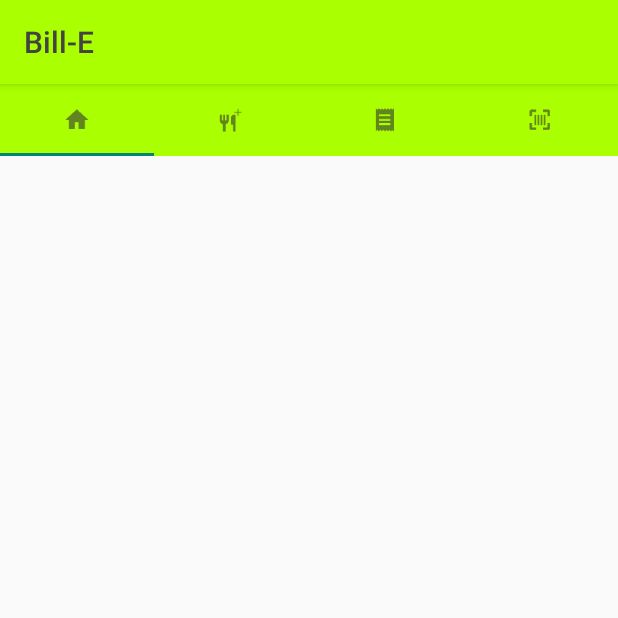
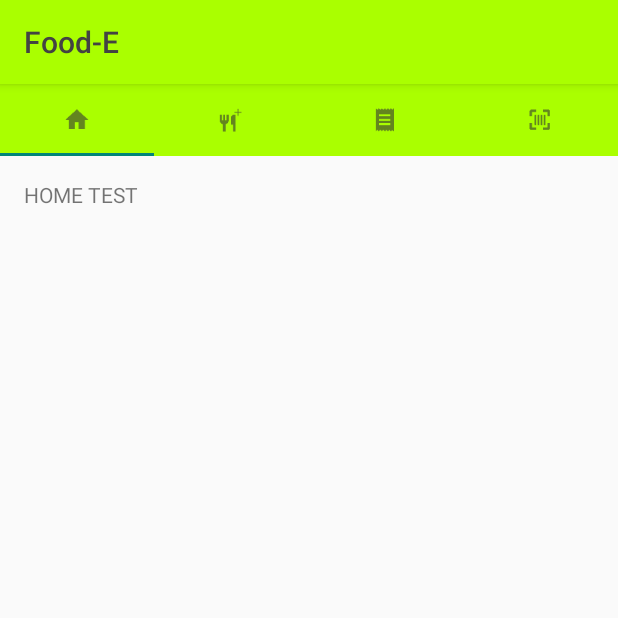
Before and after one commit to yaluen/Bill-E, an Android app: the screen it shows after launch (MainActivity), on a phone screen of 412 x 824 dp, the top half of it. Run offline under Robolectric (Android 15) with nearby library versions, the phone set to English and light mode, and no system bars.

Commit message:
changed project name, and added basics on fragments

```diff
--- a/app/src/main/AndroidManifest.xml
+++ b/app/src/main/AndroidManifest.xml
@@ -1,6 +1,6 @@
 <?xml version="1.0" encoding="utf-8"?>
 <manifest xmlns:android="http://schemas.android.com/apk/res/android"
-    package="com.bille.group3.bill_e" >
+    package="com.bille.group3.food_e" >
 
     <application
         android:allowBackup="true"
@@ -8,7 +8,7 @@
         android:label="@string/app_name"
         android:theme="@style/Theme.AppCompat.Light.DarkActionBar" >
         <activity
-            android:name=".MainActivity"
+            android:name="com.bille.group3.food_e.MainActivity"
             android:label="@string/app_name">
             <intent-filter>
                 <action android:name="android.intent.action.MAIN" />
--- a/app/src/main/java/com/bille/group3/bill_e/MainActivity.java
+++ /dev/null
@@ -1,199 +0,0 @@
-package com.bille.group3.bill_e;
-
-import android.graphics.Color;
-import android.graphics.drawable.ColorDrawable;
-import android.support.design.widget.TabLayout;
-import android.os.Bundle;
-import android.support.v4.view.PagerAdapter;
-import android.support.v4.view.ViewPager;
-import android.support.v7.app.ActionBar;
-import android.support.v7.app.AppCompatActivity;
-import android.support.v7.widget.Toolbar;
-import android.text.Html;
-import android.view.MenuItem;
-import android.view.View;
-import android.view.ViewGroup;
-import android.widget.AbsListView;
-import android.widget.ListView;
-import android.widget.TextView;
-
-
-public class MainActivity extends AppCompatActivity {
-
-    /**
-     * The {@link ViewPager} that will host the section contents.
-     */
-    private Toolbar toolbar;
-    private TabLayout mTabs;
-    private ViewPager mViewPager;
-    private int pagerIndex;
-
-    @Override
-    protected void onCreate(Bundle savedInstanceState) {
-        super.onCreate(savedInstanceState);
-        setContentView(R.layout.activity_main);
-
-
-        initActionBar();
-
-
-//        mViewPager = (ViewPager) findViewById(R.id.pager);
-        //setupViewPager(mViewPager);
-        setupTabLayout();
-
-    }
-
-    private void initActionBar(){
-        final ActionBar actionBar = getSupportActionBar();
-        actionBar.setBackgroundDrawable(new ColorDrawable(Color.parseColor("#AAFF00")));
-        actionBar.setStackedBackgroundDrawable(new ColorDrawable(Color.parseColor("#AAFF00")));
-        actionBar.setTitle(Html.fromHtml("<font color='#434343'> Bill-E </font>"));
-
-//        toolbar = (Toolbar) findViewById(R.id.toolbar);
-//        // Set an OnMenuItemClickListener to handle menu item clicks
-//        toolbar.setOnMenuItemClickListener(new Toolbar.OnMenuItemClickListener() {
-//            @Override
-//            public boolean onMenuItemClick(MenuItem item) {
-//                // Handle the menu item
-//                return true;
-//            }
-//        });
-//        // Inflate a menu to be displayed in the toolbar
-//        toolbar.inflateMenu(R.menu.menu_main);
-//        setSupportActionBar(toolbar);
-//
-//        getSupportActionBar().setDisplayHomeAsUpEnabled(true);
-//        getSupportActionBar().setHomeButtonEnabled(true);
-
-//        mDrawerLayout = (DrawerLayout) findViewById(R.id.drawer_layout);
-//        mActionBarDrawerToggle = new ActionBarDrawerToggle(this, mDrawerLayout, toolbar, R.string.open, R.string.close) {
-//            @Override
-//            public void onDrawerOpened(View drawerView) {
-//                super.onDrawerOpened(drawerView);
-//
-//            }
-//            @Override
-//            public void onDrawerClosed(View drawerView) {
-//                super.onDrawerClosed(drawerView);
-//            }
-//        };
-//        mActionBarDrawerToggle.syncState();
-//        mDrawerLayout.setDrawerListener(mActionBarDrawerToggle);
-    }
-
-    private void initViewPager(){
-        mTabs = (android.support.design.widget.TabLayout) findViewById(R.id.tabLayout);
-        mTabs.addTab(mTabs.newTab().setText("User Pattern"));
-        mTabs.addTab(mTabs.newTab().setText("Gateway"));
-        mTabs.addTab(mTabs.newTab().setText("Group"));
-
-
-        mViewPager = (ViewPager) findViewById(R.id.viewpager);
-        mViewPager.setAdapter(new SamplePagerAdapter());
-        mViewPager.addOnPageChangeListener(new TabLayout.TabLayoutOnPageChangeListener(mTabs));
-        mViewPager.addOnPageChangeListener(new ViewPager.OnPageChangeListener() {
-            @Override
-            public void onPageScrolled(int i, float v, int i2) {
-            }
-
-            @Override
-            public void onPageSelected(int pos) {
-                //Toast.makeText(ListActivity.this, "d"+pos, Toast.LENGTH_SHORT).show();
-                pagerIndex = pos;
-            }
-
-            @Override
-            public void onPageScrollStateChanged(int i) {
-            }
-        });
-
-        mTabs.setupWithViewPager(mViewPager);
-
-        pagerIndex = 0;
-//        list_view = new ListView[3];
-//        listItemAdapter = new CustomAdapter[3];
-    }
-
-    private void setupTabLayout() {
-        mTabs = (TabLayout) findViewById(R.id.tabLayout);
-        mTabs.setTabGravity(TabLayout.GRAVITY_FILL);
-        mTabs.setupWithViewPager(mViewPager);
-        mTabs.addTab(mTabs.newTab());
-        mTabs.addTab(mTabs.newTab());
-        mTabs.addTab(mTabs.newTab());
-        mTabs.addTab(mTabs.newTab());
-
-        mTabs.getTabAt(0).setIcon(R.drawable.home_tab_btn);
-        mTabs.getTabAt(1).setIcon(R.drawable.food_tab_btn);
-        mTabs.getTabAt(2).setIcon(R.drawable.receipt_tab_btn);
-        mTabs.getTabAt(3).setIcon(R.drawable.scan_tab_btn);
-    }
-
-
-
-
-    private class SamplePagerAdapter extends PagerAdapter {
-
-        @Override
-        public int getCount() {
-            return 3;
-        }
-
-        @Override
-        public boolean isViewFromObject(View view, Object o) {
-            return o == view;
-        }
-
-        @Override
-        public CharSequence getPageTitle(int position) {
-            switch (position) {
-                case 0:
-                    return "User Pattern";
-                case 1:
-                    return "Gateway";
-                case 2:
-                    return "Group";
-                default:
-                    return "User Pattern";
-            }
-            //return "Item " + (position + 1);
-        }
-
-
-        @Override
-        public Object instantiateItem(ViewGroup container, int position) {
-            //Toast.makeText(ListActivity.this, "instantiateItem", Toast.LENGTH_SHORT).show();
-
-//            View view = getLayoutInflater().inflate(R.layout.pager_item, container, false);
-//            container.addView(view);
-//
-//
-//            list_view[position] = (ListView) view.findViewById(R.id.list);
-//            list_view[position].setOnScrollListener(new AbsListView.OnScrollListener() {
-//                @Override
-//                public void onScrollStateChanged(AbsListView view, int scrollState) {
-//                }
-//
-//                @Override
-//                public void onScroll(AbsListView view, int firstVisibleItem, int visibleItemCount, int totalItemCount) {
-//                    //Log.v("SCROLL", ""+firstVisibleItem);
-//                    if ( (firstVisibleItem == 0 && lastVisible == 1) || (firstVisibleItem == 0 && lastVisible == 0) ) {
-//                        mSwipeRefreshLayout.setEnabled(true);
-//                    } else {
-//                        mSwipeRefreshLayout.setEnabled(false);
-//                    }
-//                    lastVisible = firstVisibleItem;
-//                }
-//            });
-//
-//            showGroup(view, position);
-//            return view;
-            return null;
-        }
-        @Override
-        public void destroyItem(ViewGroup container, int position, Object object) {
-            container.removeView((View) object);
-        }
-
-    }
-}
--- /dev/null
+++ b/app/src/main/java/com/bille/group3/food_e/GenericPagerAdapter.java
@@ -0,0 +1,43 @@
+package com.bille.group3.food_e;
+
+import android.support.v4.app.Fragment;
+import android.support.v4.app.FragmentManager;
+import android.support.v4.app.FragmentPagerAdapter;
+import android.support.v4.app.FragmentStatePagerAdapter;
+
+/**
+ * Created by Loh-Shilin on 2017/01/01.
+ */
+
+public class GenericPagerAdapter extends FragmentPagerAdapter {
+    final private int mNumOfTabs = 4;
+
+    public GenericPagerAdapter(FragmentManager fm) {
+        super(fm);
+    }
+
+    @Override
+    public Fragment getItem(int position) {
+        MainMapFragment tab1 = new MainMapFragment();
+        switch (position) {
+            case 0:
+                return tab1;
+//            case 1:
+//                TabFragment2 tab2 = new TabFragment2();
+//                return tab2;
+//            case 2:
+//                TabFragment3 tab3 = new TabFragment3();
+//                return tab3;
+//            case 3:
+//                TabFragment3 tab3 = new TabFragment3();
+//                return tab3;
+            default:
+                return tab1;
+        }
+    }
+
+    @Override
+    public int getCount() {
+        return mNumOfTabs;
+    }
+}
--- /dev/null
+++ b/app/src/main/java/com/bille/group3/food_e/MainActivity.java
@@ -0,0 +1,85 @@
+package com.bille.group3.food_e;
+
+import android.graphics.Color;
+import android.graphics.drawable.ColorDrawable;
+import android.support.design.widget.TabLayout;
+import android.os.Bundle;
+import android.support.v4.view.PagerAdapter;
+import android.support.v4.view.ViewPager;
+import android.support.v7.app.ActionBar;
+import android.support.v7.app.AppCompatActivity;
+import android.support.v7.widget.Toolbar;
+import android.text.Html;
+
+
+public class MainActivity extends AppCompatActivity {
+    private TabLayout mTabs;
+    private ViewPager mViewPager;
+
+    @Override
+    protected void onCreate(Bundle savedInstanceState) {
+        super.onCreate(savedInstanceState);
+        setContentView(R.layout.activity_main);
+
+        mTabs = (TabLayout) findViewById(R.id.tabLayout);
+        mViewPager = (ViewPager) findViewById(R.id.viewpager);
+
+        initActionBar();
+        initViewPager();
+        initTabLayout();
+    }
+
+    private void initActionBar(){
+        final ActionBar actionBar = getSupportActionBar();
+        actionBar.setBackgroundDrawable(new ColorDrawable(Color.parseColor("#AAFF00")));
+        actionBar.setStackedBackgroundDrawable(new ColorDrawable(Color.parseColor("#AAFF00")));
+        actionBar.setTitle(Html.fromHtml("<font color='#434343'> Food-E </font>"));
+
+//        toolbar = (Toolbar) findViewById(R.id.toolbar);
+//        // Set an OnMenuItemClickListener to handle menu item clicks
+//        toolbar.setOnMenuItemClickListener(new Toolbar.OnMenuItemClickListener() {
+//            @Override
+//            public boolean onMenuItemClick(MenuItem item) {
+//                // Handle the menu item
+//                return true;
+//            }
+//        });
+//        // Inflate a menu to be displayed in the toolbar
+//        toolbar.inflateMenu(R.menu.menu_main);
+//        setSupportActionBar(toolbar);
+//
+//        getSupportActionBar().setDisplayHomeAsUpEnabled(true);
+//        getSupportActionBar().setHomeButtonEnabled(true);
+
+//        mDrawerLayout = (DrawerLayout) findViewById(R.id.drawer_layout);
+//        mActionBarDrawerToggle = new ActionBarDrawerToggle(this, mDrawerLayout, toolbar, R.string.open, R.string.close) {
+//            @Override
+//            public void onDrawerOpened(View drawerView) {
+//                super.onDrawerOpened(drawerView);
+//
+//            }
+//            @Override
+//            public void onDrawerClosed(View drawerView) {
+//                super.onDrawerClosed(drawerView);
+//            }
+//        };
+//        mActionBarDrawerToggle.syncState();
+//        mDrawerLayout.setDrawerListener(mActionBarDrawerToggle);
+    }
+
+    private void initViewPager(){
+        final PagerAdapter adapter = new GenericPagerAdapter(getSupportFragmentManager());
+        mViewPager.setAdapter(adapter);
+    }
+
+    private void initTabLayout() {
+        mTabs.setTabGravity(TabLayout.GRAVITY_FILL);
+        mTabs.setupWithViewPager(mViewPager);
+
+        mTabs.getTabAt(0).setIcon(R.drawable.home_tab_btn);
+        mTabs.getTabAt(1).setIcon(R.drawable.food_tab_btn);
+        mTabs.getTabAt(2).setIcon(R.drawable.receipt_tab_btn);
+        mTabs.getTabAt(3).setIcon(R.drawable.scan_tab_btn);
+    }
+
+}
--- /dev/null
+++ b/app/src/main/java/com/bille/group3/food_e/MainMapFragment.java
@@ -0,0 +1,18 @@
+package com.bille.group3.food_e;
+
+import android.os.Bundle;
+import android.support.v4.app.Fragment;
+import android.view.LayoutInflater;
+import android.view.View;
+import android.view.ViewGroup;
+
+/**
+ * Created by Alan on 2017/01/01.
+ */
+
+public class MainMapFragment extends Fragment{
+    @Override
+    public View onCreateView(LayoutInflater inflater, ViewGroup container, Bundle savedInstanceState) {
+        return inflater.inflate(R.layout.fragment_main_map, container, false);
+    }
+}
--- a/app/src/main/res/layout/fragment_main.xml
+++ b/app/src/main/res/layout/fragment_main_map.xml
@@ -7,6 +7,7 @@
     tools:context=".MainActivity$PlaceholderFragment">
 
     <TextView android:id="@+id/section_label" android:layout_width="wrap_content"
-        android:layout_height="wrap_content" />
+        android:layout_height="wrap_content"
+        android:text="HOME TEST"/>
 
 </RelativeLayout>
--- a/app/src/main/res/values/strings.xml
+++ b/app/src/main/res/values/strings.xml
@@ -1,7 +1,7 @@
 <?xml version="1.0" encoding="utf-8"?>
 <resources>
 
-    <string name="app_name">Bill-E</string>
+    <string name="app_name">Food-E</string>
     <string name="title_section1">Section 1</string>
     <string name="title_section2">Section 2</string>
     <string name="title_section3">Section 3</string>
```
Also changed, not shown: 2 other files.
